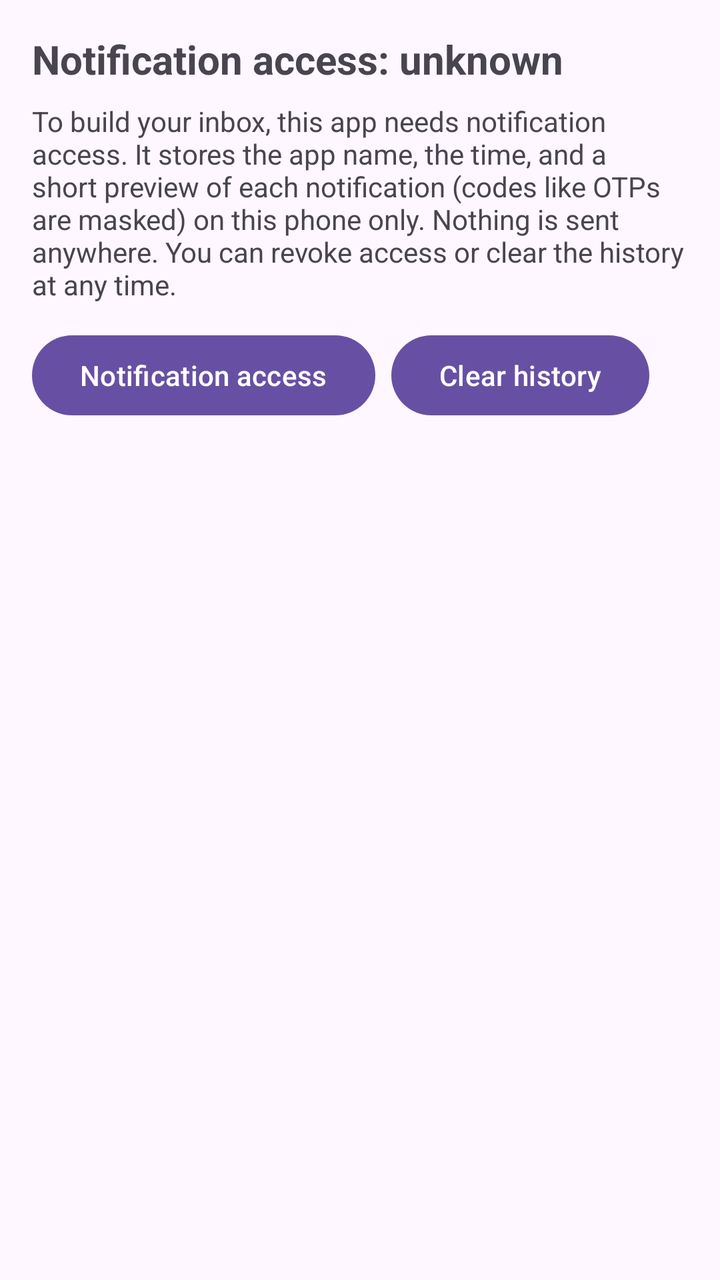
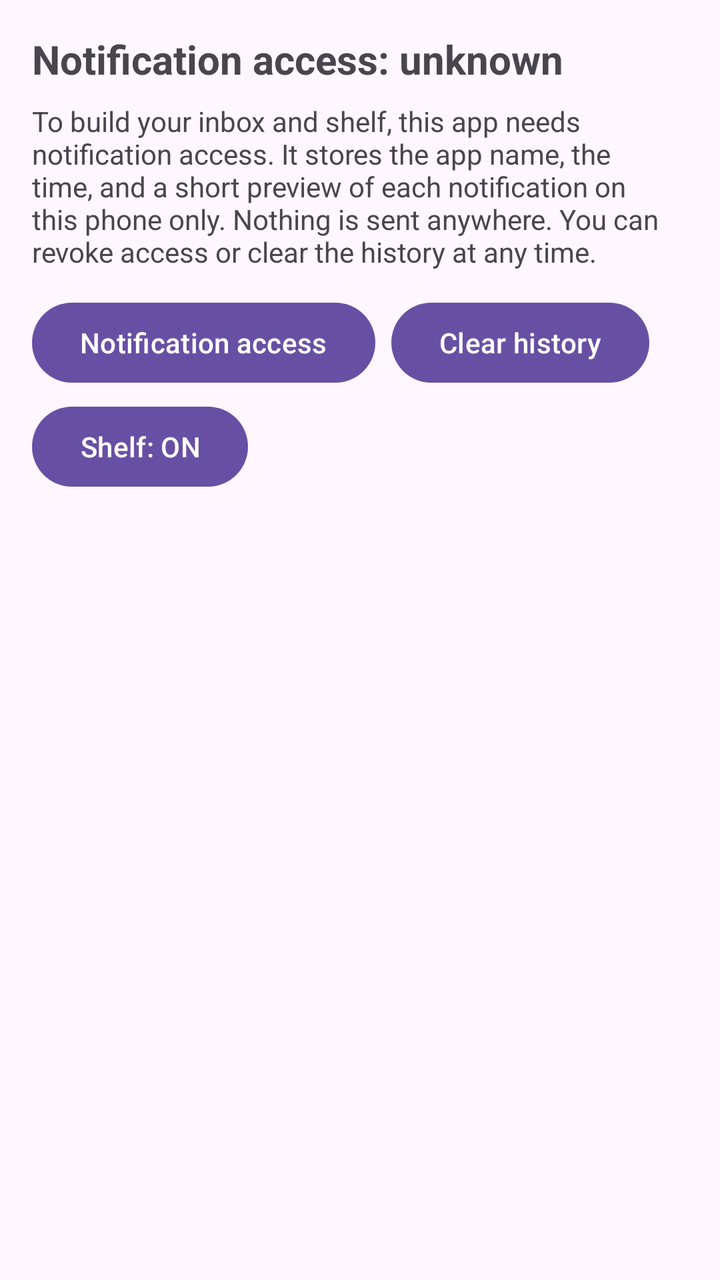

Compare the two renders of this Android layout. The source of the first and the diff that turns it into the second are given below.
<!-- AndroidManifest.xml: application theme Theme.Notifmanager -->
<!-- res/layout/activity_main.xml -->
<?xml version="1.0" encoding="utf-8"?>
<LinearLayout xmlns:android="http://schemas.android.com/apk/res/android"
    android:layout_width="match_parent"
    android:layout_height="match_parent"
    android:orientation="vertical"
    android:fitsSystemWindows="true"
    android:padding="16dp">

    <TextView
        android:id="@+id/statusText"
        android:layout_width="wrap_content"
        android:layout_height="wrap_content"
        android:text="Notification access: unknown"
        android:textSize="20sp"
        android:textStyle="bold" />

    <TextView
        android:id="@+id/disclosureText"
        android:layout_width="wrap_content"
        android:layout_height="wrap_content"
        android:layout_marginTop="8dp"
        android:text="To build your inbox, this app needs notification access. It stores the app name, the time, and a short preview of each notification (codes like OTPs are masked) on this phone only. Nothing is sent anywhere. You can revoke access or clear the history at any time." />

    <LinearLayout
        android:layout_width="match_parent"
        android:layout_height="wrap_content"
        android:layout_marginTop="12dp"
        android:orientation="horizontal">

        <Button
            android:id="@+id/openSettingsButton"
            android:layout_width="wrap_content"
            android:layout_height="wrap_content"
            android:text="Notification access" />

        <Button
            android:id="@+id/clearHistoryButton"
            android:layout_width="wrap_content"
            android:layout_height="wrap_content"
            android:layout_marginStart="8dp"
            android:text="Clear history" />
    </LinearLayout>

    <TextView
        android:id="@+id/emptyText"
        android:layout_width="wrap_content"
        android:layout_height="wrap_content"
        android:layout_marginTop="24dp"
        android:text="No notifications stored yet. New ones will appear here."
        android:visibility="gone" />

    <androidx.recyclerview.widget.RecyclerView
        android:id="@+id/recyclerView"
        android:layout_width="match_parent"
        android:layout_height="0dp"
        android:layout_marginTop="12dp"
        android:layout_weight="1" />

</LinearLayout>
<!-- resources referenced by this layout -->
<resources>
  <style name="Theme.Notifmanager" parent="Base.Theme.Notifmanager" />
  <style name="Base.Theme.Notifmanager" parent="Theme.Material3.DayNight.NoActionBar">
          
          
      </style>
</resources>

<!-- the commit's change to res/layout/activity_main.xml (unified diff, before → after) -->
@@ -19,7 +19,7 @@
         android:layout_width="wrap_content"
         android:layout_height="wrap_content"
         android:layout_marginTop="8dp"
-        android:text="To build your inbox, this app needs notification access. It stores the app name, the time, and a short preview of each notification (codes like OTPs are masked) on this phone only. Nothing is sent anywhere. You can revoke access or clear the history at any time." />
+        android:text="To build your inbox and shelf, this app needs notification access. It stores the app name, the time, and a short preview of each notification on this phone only. Nothing is sent anywhere. You can revoke access or clear the history at any time." />
 
     <LinearLayout
         android:layout_width="match_parent"
@@ -41,6 +41,13 @@
             android:text="Clear history" />
     </LinearLayout>
 
+    <Button
+        android:id="@+id/shelfToggleButton"
+        android:layout_width="wrap_content"
+        android:layout_height="wrap_content"
+        android:layout_marginTop="4dp"
+        android:text="Shelf: ON" />
+
     <TextView
         android:id="@+id/emptyText"
         android:layout_width="wrap_content"
